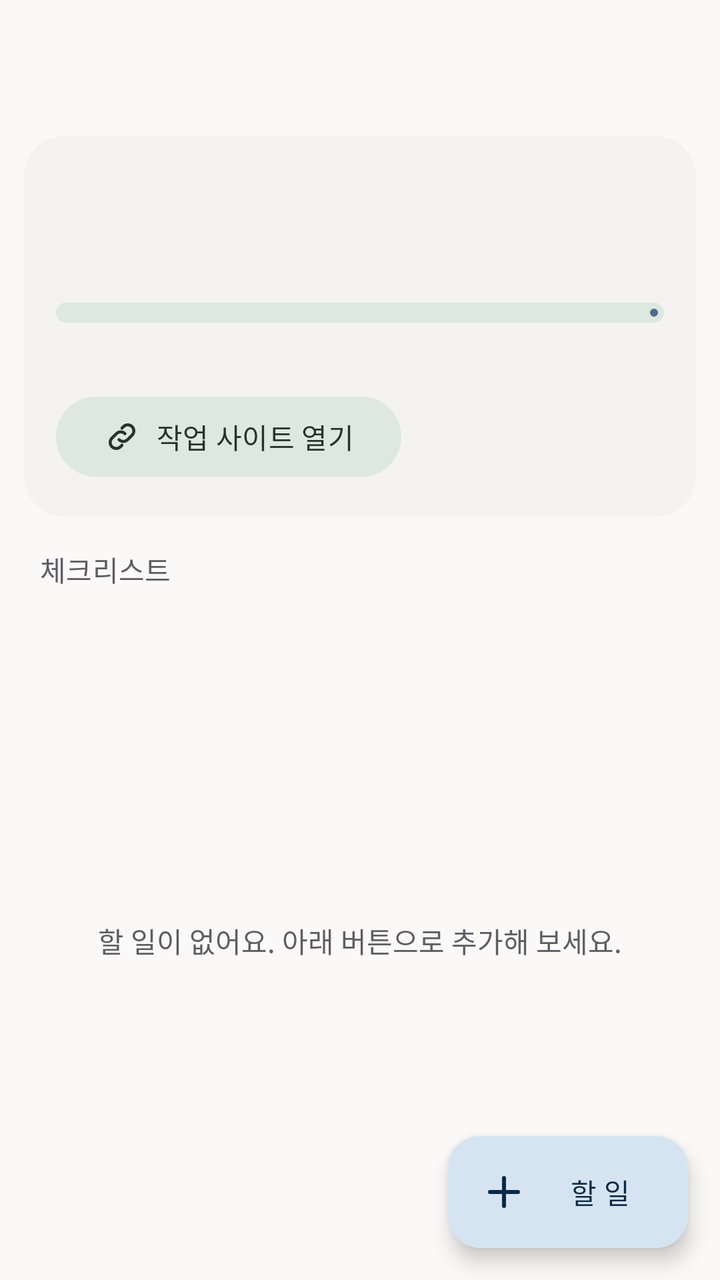
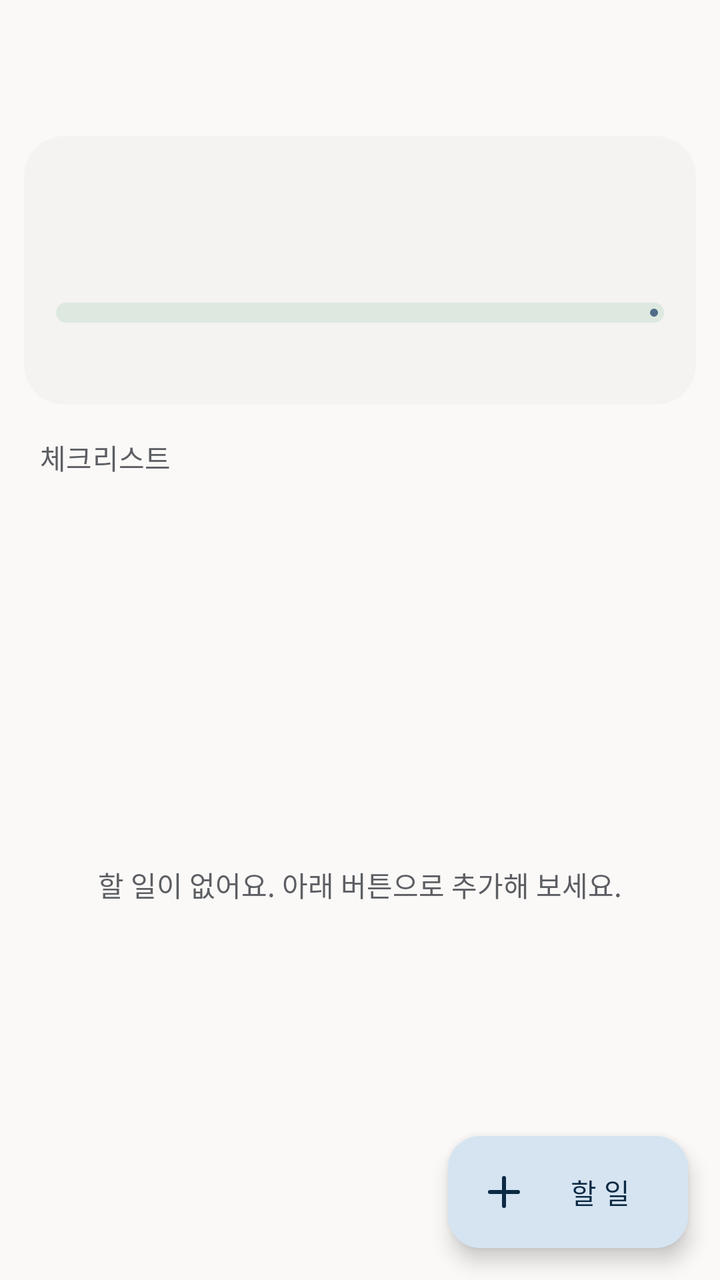

Screens rendered from an Android XML layout before and after an edit, with the pre-edit source and the edit as a unified diff.
<!-- AndroidManifest.xml: application theme AppTheme -->
<!-- res/layout/activity_project_detail.xml -->
<LinearLayout xmlns:android="http://schemas.android.com/apk/res/android"
    xmlns:app="http://schemas.android.com/apk/res-auto"
    android:layout_width="match_parent"
    android:layout_height="match_parent"
    android:background="?android:attr/colorBackground"
    android:orientation="vertical">

    <com.google.android.material.appbar.MaterialToolbar
        android:id="@+id/toolbar"
        android:layout_width="match_parent"
        android:layout_height="?attr/actionBarSize"
        android:background="?attr/colorSurface" />

    <com.google.android.material.card.MaterialCardView
        android:layout_width="match_parent"
        android:layout_height="wrap_content"
        android:layout_marginStart="12dp"
        android:layout_marginTop="4dp"
        android:layout_marginEnd="12dp"
        app:cardBackgroundColor="?attr/colorSurfaceContainerLow"
        app:cardCornerRadius="20dp"
        app:cardElevation="0dp"
        app:strokeWidth="0dp">
        <LinearLayout
            android:layout_width="match_parent"
            android:layout_height="wrap_content"
            android:orientation="vertical"
            android:padding="16dp">
            <TextView
                android:id="@+id/pd_title"
                android:layout_width="match_parent"
                android:layout_height="wrap_content"
                android:textAppearance="?attr/textAppearanceHeadlineSmall"
                android:textColor="?attr/colorOnSurface" />
            <TextView
                android:id="@+id/pd_meta"
                android:layout_width="match_parent"
                android:layout_height="wrap_content"
                android:layout_marginTop="2dp"
                android:textAppearance="?attr/textAppearanceBodyMedium"
                android:textColor="?attr/colorOnSurfaceVariant" />
            <com.google.android.material.progressindicator.LinearProgressIndicator
                android:id="@+id/pd_progress"
                android:layout_width="match_parent"
                android:layout_height="wrap_content"
                android:layout_marginTop="14dp"
                android:max="100"
                app:trackCornerRadius="5dp"
                app:trackThickness="10dp" />
            <TextView
                android:id="@+id/pd_pct"
                android:layout_width="match_parent"
                android:layout_height="wrap_content"
                android:layout_marginTop="6dp"
                android:textAppearance="?attr/textAppearanceBodyMedium" />
            <LinearLayout
                android:id="@+id/pd_manual_row"
                android:layout_width="match_parent"
                android:layout_height="wrap_content"
                android:layout_marginTop="6dp"
                android:gravity="center_vertical"
                android:orientation="horizontal"
                android:visibility="gone">
                <Button android:id="@+id/pd_minus" style="?attr/materialButtonOutlinedStyle" android:layout_width="56dp" android:layout_height="wrap_content" android:text="−" android:textSize="18sp" />
                <TextView
                    android:id="@+id/pd_manual_text"
                    android:layout_width="0dp"
                    android:layout_height="wrap_content"
                    android:layout_weight="1"
                    android:gravity="center"
                    android:textAppearance="?attr/textAppearanceTitleMedium" />
                <Button android:id="@+id/pd_plus" style="?attr/materialButtonOutlinedStyle" android:layout_width="56dp" android:layout_height="wrap_content" android:text="+" android:textSize="18sp" />
            </LinearLayout>
            <Button
                android:id="@+id/pd_link"
                style="@style/Widget.Material3.Button.TonalButton"
                android:layout_width="wrap_content"
                android:layout_height="wrap_content"
                android:layout_marginTop="8dp"
                android:text="작업 사이트 열기"
                app:icon="@drawable/ic_link" />
        </LinearLayout>
    </com.google.android.material.card.MaterialCardView>

    <TextView
        android:layout_width="match_parent"
        android:layout_height="wrap_content"
        android:paddingStart="20dp"
        android:paddingTop="16dp"
        android:paddingBottom="6dp"
        android:text="체크리스트"
        android:textAppearance="?attr/textAppearanceLabelLarge"
        android:textColor="?attr/colorOnSurfaceVariant" />

    <FrameLayout
        android:layout_width="match_parent"
        android:layout_height="0dp"
        android:layout_weight="1">
        <ListView
            android:id="@+id/pd_list"
            android:layout_width="match_parent"
            android:layout_height="match_parent"
            android:clipToPadding="false"
            android:divider="@null"
            android:dividerHeight="0dp"
            android:listSelector="@android:color/transparent"
            android:paddingBottom="96dp" />
        <TextView
            android:id="@+id/pd_empty"
            android:layout_width="match_parent"
            android:layout_height="match_parent"
            android:gravity="center"
            android:padding="32dp"
            android:text="할 일이 없어요. 아래 버튼으로 추가해 보세요."
            android:textColor="?attr/colorOnSurfaceVariant" />
        <com.google.android.material.floatingactionbutton.ExtendedFloatingActionButton
            android:id="@+id/pd_add"
            android:layout_width="wrap_content"
            android:layout_height="wrap_content"
            android:layout_gravity="bottom|end"
            android:layout_margin="16dp"
            android:text="할 일"
            app:icon="@drawable/ic_add" />
    </FrameLayout>
</LinearLayout>
<!-- resources referenced by this layout -->
<resources>
  <!-- drawable ic_add (drawable) -->
  <vector xmlns:android="http://schemas.android.com/apk/res/android"
      android:width="24dp" android:height="24dp" android:viewportWidth="24" android:viewportHeight="24">
      <path android:strokeColor="#FF000000" android:strokeWidth="2" android:strokeLineCap="round" android:strokeLineJoin="round" android:fillColor="#00000000" android:pathData="M12,5v14M5,12h14" />
  </vector>
  <!-- drawable ic_link (drawable) -->
  <vector xmlns:android="http://schemas.android.com/apk/res/android"
      android:width="24dp" android:height="24dp" android:viewportWidth="24" android:viewportHeight="24">
      <path android:strokeColor="#FF000000" android:strokeWidth="2" android:strokeLineCap="round" android:strokeLineJoin="round" android:fillColor="#00000000" android:pathData="M10,14a4,4 0,0 0,5.7 0l3,-3a4,4 0,0 0,-5.7 -5.7l-1,1M14,10a4,4 0,0 0,-5.7 0l-3,3a4,4 0,0 0,5.7 5.7l1,-1" />
  </vector>
  <style name="AppTheme" parent="Theme.Material3.DayNight.NoActionBar">
          <item name="colorPrimary">@color/m_primary</item>
          <item name="colorOnPrimary">@color/m_on_primary</item>
          <item name="colorPrimaryContainer">@color/m_primary_container</item>
          <item name="colorOnPrimaryContainer">@color/m_on_primary_container</item>
          <item name="colorSecondary">@color/m_secondary</item>
          <item name="colorOnSecondary">@color/m_on_secondary</item>
          <item name="colorSecondaryContainer">@color/m_secondary_container</item>
          <item name="colorOnSecondaryContainer">@color/m_on_secondary_container</item>
          <item name="colorTertiary">@color/m_secondary</item>
          <item name="android:colorBackground">@color/m_background</item>
          <item name="colorSurface">@color/m_surface</item>
          <item name="colorOnSurface">@color/m_on_surface</item>
          <item name="colorOnSurfaceVariant">@color/m_on_surface_variant</item>
          <item name="colorOutline">@color/m_outline</item>
          <item name="colorOutlineVariant">@color/m_outline_variant</item>
          <item name="colorSurfaceContainerLowest">@color/m_surface_container_lowest</item>
          <item name="colorSurfaceContainerLow">@color/m_surface_container_low</item>
          <item name="colorSurfaceContainer">@color/m_surface_container</item>
          <item name="colorSurfaceContainerHigh">@color/m_surface_container_high</item>
          <item name="colorSurfaceContainerHighest">@color/m_surface_container_highest</item>
          <item name="colorError">@color/m_error</item>
          <item name="android:statusBarColor">@color/m_surface</item>
          <item name="android:navigationBarColor">@color/m_surface_container</item>
          <item name="android:windowLightStatusBar">true</item>
      </style>
  <color name="m_primary">#FF4F6D8A</color>
  <color name="m_on_primary">#FFFFFFFF</color>
  <color name="m_primary_container">#FFD6E4F2</color>
  <color name="m_on_primary_container">#FF0C2A44</color>
  <color name="m_secondary">#FF6B7A72</color>
  <color name="m_on_secondary">#FFFFFFFF</color>
  <color name="m_secondary_container">#FFDDE8E0</color>
  <color name="m_on_secondary_container">#FF26332C</color>
  <color name="m_background">#FFFAF9F7</color>
  <color name="m_surface">#FFFAF9F7</color>
  <color name="m_on_surface">#FF1F1F22</color>
  <color name="m_on_surface_variant">#FF5D5E63</color>
  <color name="m_outline">#FF8E8F94</color>
  <color name="m_outline_variant">#FFDAD9D6</color>
  <color name="m_surface_container_lowest">#FFFFFFFF</color>
  <color name="m_surface_container_low">#FFF4F3F1</color>
  <color name="m_surface_container">#FFEFEEEC</color>
  <color name="m_surface_container_high">#FFE9E8E6</color>
  <color name="m_surface_container_highest">#FFE3E2E0</color>
  <color name="m_error">#FFBA1A1A</color>
</resources>

<!-- the commit's change to res/layout/activity_project_detail.xml (unified diff, before → after) -->
@@ -71,14 +71,6 @@
                     android:textAppearance="?attr/textAppearanceTitleMedium" />
                 <Button android:id="@+id/pd_plus" style="?attr/materialButtonOutlinedStyle" android:layout_width="56dp" android:layout_height="wrap_content" android:text="+" android:textSize="18sp" />
             </LinearLayout>
-            <Button
-                android:id="@+id/pd_link"
-                style="@style/Widget.Material3.Button.TonalButton"
-                android:layout_width="wrap_content"
-                android:layout_height="wrap_content"
-                android:layout_marginTop="8dp"
-                android:text="작업 사이트 열기"
-                app:icon="@drawable/ic_link" />
         </LinearLayout>
     </com.google.android.material.card.MaterialCardView>
 
<!-- resource entries referenced after the edit -->
@@ -4,11 +4,6 @@
   <vector xmlns:android="http://schemas.android.com/apk/res/android"
       android:width="24dp" android:height="24dp" android:viewportWidth="24" android:viewportHeight="24">
       <path android:strokeColor="#FF000000" android:strokeWidth="2" android:strokeLineCap="round" android:strokeLineJoin="round" android:fillColor="#00000000" android:pathData="M12,5v14M5,12h14" />
-  </vector>
-  <!-- drawable ic_link (drawable) -->
-  <vector xmlns:android="http://schemas.android.com/apk/res/android"
-      android:width="24dp" android:height="24dp" android:viewportWidth="24" android:viewportHeight="24">
-      <path android:strokeColor="#FF000000" android:strokeWidth="2" android:strokeLineCap="round" android:strokeLineJoin="round" android:fillColor="#00000000" android:pathData="M10,14a4,4 0,0 0,5.7 0l3,-3a4,4 0,0 0,-5.7 -5.7l-1,1M14,10a4,4 0,0 0,-5.7 0l-3,3a4,4 0,0 0,5.7 5.7l1,-1" />
   </vector>
   <style name="AppTheme" parent="Theme.Material3.DayNight.NoActionBar">
           <item name="colorPrimary">@color/m_primary</item>
